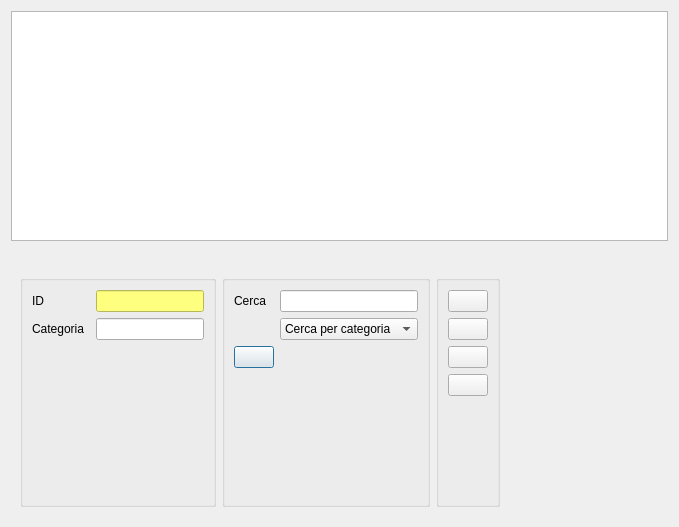
Old version of the form lylibrary/ui/categoria.ui in the repository kratos83/LyLibrary.
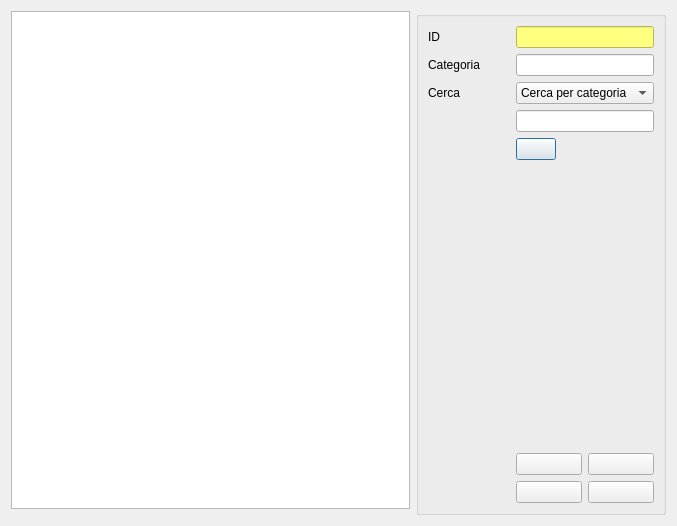
New version of the form. Icons and pictures are not drawn.

```diff
--- a/lylibrary/ui/categoria.ui
+++ b/lylibrary/ui/categoria.ui
@@ -6,24 +6,48 @@
    <rect>
     <x>0</x>
     <y>0</y>
-    <width>679</width>
-    <height>527</height>
+    <width>677</width>
+    <height>526</height>
    </rect>
   </property>
   <property name="windowTitle">
    <string>Anagrafica categorie</string>
   </property>
   <layout class="QGridLayout" name="gridLayout">
-   <item row="1" column="0">
-    <widget class="QDockWidget" name="dockWidget">
-     <property name="features">
-      <set>QDockWidget::NoDockWidgetFeatures</set>
-     </property>
-     <widget class="QWidget" name="dockWidgetContents">
-      <layout class="QGridLayout" name="gridLayout_5">
        <item row="0" column="0">
-        <widget class="QGroupBox" name="groupBox">
-         <layout class="QGridLayout" name="gridLayout_4">
+    <widget class="QTableView" name="tableView">
+     <attribute name="verticalHeaderDefaultSectionSize">
+      <number>15</number>
+     </attribute>
+    </widget>
+   </item>
+   <item row="0" column="1" rowspan="2">
+    <widget class="QGroupBox" name="groupBox_4">
+     <property name="minimumSize">
+      <size>
+       <width>250</width>
+       <height>0</height>
+      </size>
+     </property>
+     <property name="maximumSize">
+      <size>
+       <width>250</width>
+       <height>16777215</height>
+      </size>
+     </property>
+     <property name="baseSize">
+      <size>
+       <width>250</width>
+       <height>0</height>
+      </size>
+     </property>
+     <property name="title">
+      <string/>
+     </property>
+     <layout class="QGridLayout" name="gridLayout_6">
+      <item row="3" column="1">
+       <widget class="QLineEdit" name="search"/>
+      </item>
           <item row="0" column="0">
            <widget class="QLabel" name="label">
             <property name="text">
@@ -31,82 +55,21 @@
             </property>
            </widget>
           </item>
-          <item row="0" column="1" colspan="2">
+      <item row="0" column="1">
            <widget class="QLineEdit" name="id">
             <property name="styleSheet">
              <string notr="true">background-color:rgb(255, 255, 127)</string>
             </property>
            </widget>
           </item>
-          <item row="1" column="0">
-           <widget class="QLabel" name="label_2">
-            <property name="text">
-             <string>Categoria</string>
-            </property>
-           </widget>
-          </item>
-          <item row="1" column="1" colspan="2">
-           <widget class="QLineEdit" name="lineEdit"/>
-          </item>
           <item row="2" column="0">
-           <spacer name="verticalSpacer_3">
-            <property name="orientation">
-             <enum>Qt::Vertical</enum>
-            </property>
-            <property name="sizeHint" stdset="0">
-             <size>
-              <width>58</width>
-              <height>155</height>
-             </size>
-            </property>
-           </spacer>
-          </item>
-          <item row="2" column="1">
-           <spacer name="verticalSpacer_2">
-            <property name="orientation">
-             <enum>Qt::Vertical</enum>
-            </property>
-            <property name="sizeHint" stdset="0">
-             <size>
-              <width>20</width>
-              <height>155</height>
-             </size>
-            </property>
-           </spacer>
-          </item>
-          <item row="2" column="2">
-           <spacer name="horizontalSpacer">
-            <property name="orientation">
-             <enum>Qt::Horizontal</enum>
-            </property>
-            <property name="sizeHint" stdset="0">
-             <size>
-              <width>40</width>
-              <height>20</height>
-             </size>
-            </property>
-           </spacer>
-          </item>
-         </layout>
-        </widget>
-       </item>
-       <item row="0" column="1">
-        <widget class="QGroupBox" name="groupBox_3">
-         <property name="title">
-          <string/>
-         </property>
-         <layout class="QGridLayout" name="gridLayout_3">
-          <item row="0" column="0">
            <widget class="QLabel" name="label_3">
             <property name="text">
              <string>Cerca</string>
             </property>
            </widget>
           </item>
-          <item row="0" column="1">
-           <widget class="QLineEdit" name="search"/>
-          </item>
-          <item row="1" column="1">
+      <item row="2" column="1">
            <widget class="QComboBox" name="comboBox">
             <item>
              <property name="text">
@@ -120,8 +83,34 @@
             </item>
            </widget>
           </item>
-          <item row="2" column="0">
+      <item row="1" column="0">
+       <widget class="QLabel" name="label_2">
+        <property name="text">
+         <string>Categoria</string>
+        </property>
+       </widget>
+      </item>
+      <item row="6" column="0">
+       <spacer name="horizontalSpacer_2">
+        <property name="orientation">
+         <enum>Qt::Horizontal</enum>
+        </property>
+        <property name="sizeHint" stdset="0">
+         <size>
+          <width>40</width>
+          <height>20</height>
+         </size>
+        </property>
+       </spacer>
+      </item>
+      <item row="5" column="1">
            <widget class="QPushButton" name="cerca_categ">
+        <property name="sizePolicy">
+         <sizepolicy hsizetype="Fixed" vsizetype="Fixed">
+          <horstretch>0</horstretch>
+          <verstretch>0</verstretch>
+         </sizepolicy>
+        </property>
             <property name="text">
              <string/>
             </property>
@@ -131,7 +120,10 @@
             </property>
            </widget>
           </item>
-          <item row="3" column="0">
+      <item row="1" column="1">
+       <widget class="QLineEdit" name="lineEdit"/>
+      </item>
+      <item row="6" column="1">
            <spacer name="verticalSpacer">
             <property name="orientation">
              <enum>Qt::Vertical</enum>
@@ -139,32 +131,12 @@
             <property name="sizeHint" stdset="0">
              <size>
               <width>20</width>
-              <height>125</height>
+          <height>40</height>
              </size>
             </property>
            </spacer>
           </item>
-          <item row="3" column="1">
-           <spacer name="verticalSpacer_4">
-            <property name="orientation">
-             <enum>Qt::Vertical</enum>
-            </property>
-            <property name="sizeHint" stdset="0">
-             <size>
-              <width>20</width>
-              <height>125</height>
-             </size>
-            </property>
-           </spacer>
-          </item>
-         </layout>
-        </widget>
-       </item>
-       <item row="0" column="2">
-        <widget class="QGroupBox" name="groupBox_2">
-         <property name="title">
-          <string/>
-         </property>
+      <item row="7" column="1">
          <layout class="QGridLayout" name="gridLayout_2">
           <item row="0" column="0">
            <widget class="QPushButton" name="nuovo">
@@ -180,7 +152,7 @@
             </property>
            </widget>
           </item>
-          <item row="1" column="0">
+        <item row="0" column="1">
            <widget class="QPushButton" name="salva">
             <property name="toolTip">
              <string>Salva</string>
@@ -194,7 +166,7 @@
             </property>
            </widget>
           </item>
-          <item row="2" column="0">
+        <item row="1" column="0">
            <widget class="QPushButton" name="elimina">
             <property name="toolTip">
              <string>Elimina</string>
@@ -208,7 +180,7 @@
             </property>
            </widget>
           </item>
-          <item row="3" column="0">
+        <item row="1" column="1">
            <widget class="QPushButton" name="esci">
             <property name="toolTip">
              <string>Esci </string>
@@ -222,44 +194,9 @@
             </property>
            </widget>
           </item>
-          <item row="4" column="0">
-           <spacer name="verticalSpacer_5">
-            <property name="orientation">
-             <enum>Qt::Vertical</enum>
-            </property>
-            <property name="sizeHint" stdset="0">
-             <size>
-              <width>20</width>
-              <height>91</height>
-             </size>
-            </property>
-           </spacer>
-          </item>
-         </layout>
-        </widget>
-       </item>
-       <item row="0" column="3">
-        <spacer name="horizontalSpacer_2">
-         <property name="orientation">
-          <enum>Qt::Horizontal</enum>
-         </property>
-         <property name="sizeHint" stdset="0">
-          <size>
-           <width>40</width>
-           <height>20</height>
-          </size>
-         </property>
-        </spacer>
-       </item>
-      </layout>
-     </widget>
-    </widget>
-   </item>
-   <item row="0" column="0">
-    <widget class="QTableView" name="tableView">
-     <attribute name="verticalHeaderDefaultSectionSize">
-      <number>15</number>
-     </attribute>
+       </layout>
+      </item>
+     </layout>
     </widget>
    </item>
   </layout>
```
Left out of the diff: 9 changed lines with no effect on the pictures. Lines whose indentation alone changed are shown as unchanged.
